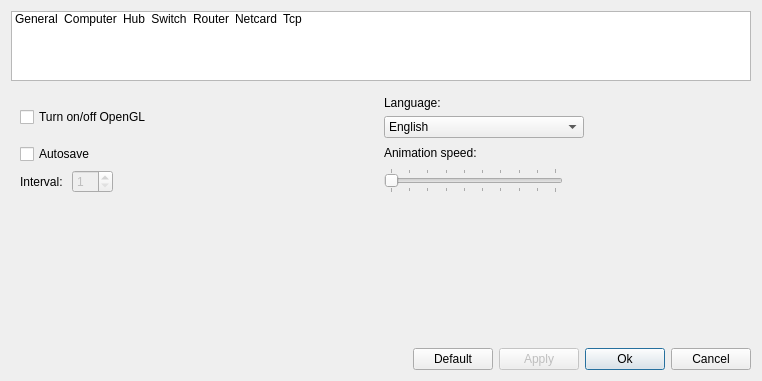
This is src/forms/settingdialog.ui in butvinm/NetEmul-NG as Qt 5 draws it before an edit. The edited form follows.
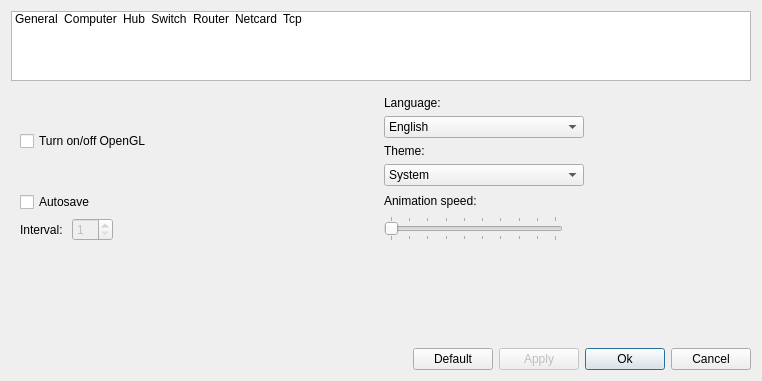
This is the edited form. Icons and pictures are not drawn.

Commit message:
Add theme selector to application settings
- Add theme support to appSetting class with System/Light/Dark options
- Update settings dialog UI with theme ComboBox in General page
- Implement theme switching using Fusion style with custom palettes
- Fix canvas text visibility by forcing black text on light backgrounds
- Apply theme on startup and when settings change

🤖 Generated with [Claude Code](https://claude.ai/code)

Patch:
```diff
--- a/src/forms/settingdialog.ui
+++ b/src/forms/settingdialog.ui
@@ -197,6 +197,38 @@
            </item>
           </widget>
          </item>
+         <item>
+          <widget class="QLabel" name="label_theme">
+           <property name="text">
+            <string>Theme:</string>
+           </property>
+          </widget>
+         </item>
+         <item>
+          <widget class="QComboBox" name="themeBox">
+           <property name="maximumSize">
+            <size>
+             <width>200</width>
+             <height>16777215</height>
+            </size>
+           </property>
+           <item>
+            <property name="text">
+             <string>System</string>
+            </property>
+           </item>
+           <item>
+            <property name="text">
+             <string>Light</string>
+            </property>
+           </item>
+           <item>
+            <property name="text">
+             <string>Dark</string>
+            </property>
+           </item>
+          </widget>
+         </item>
         </layout>
        </item>
        <item row="1" column="0">
```
Left out of the diff: 16 changed lines with no effect on the pictures. The commit also changes 7 other files.
